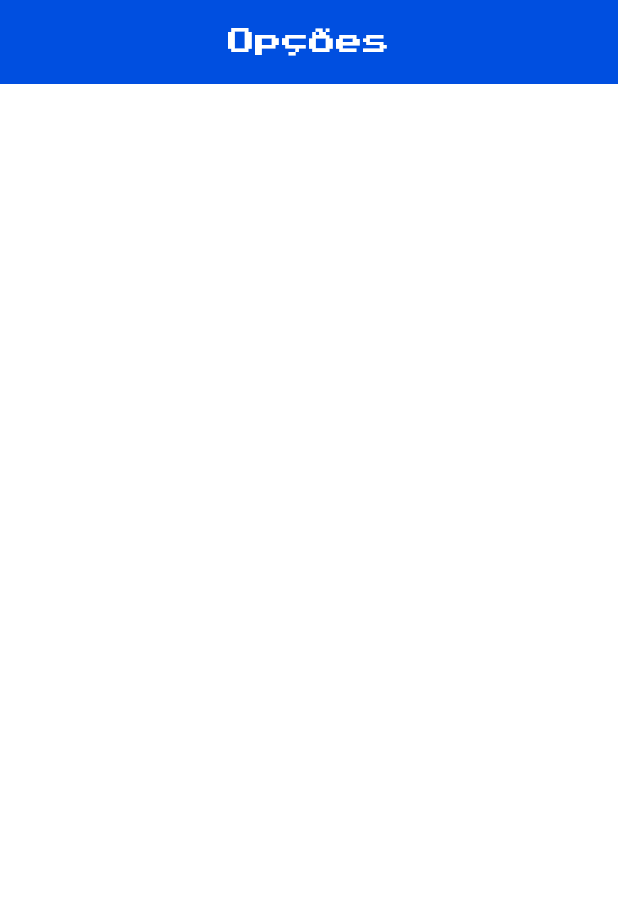
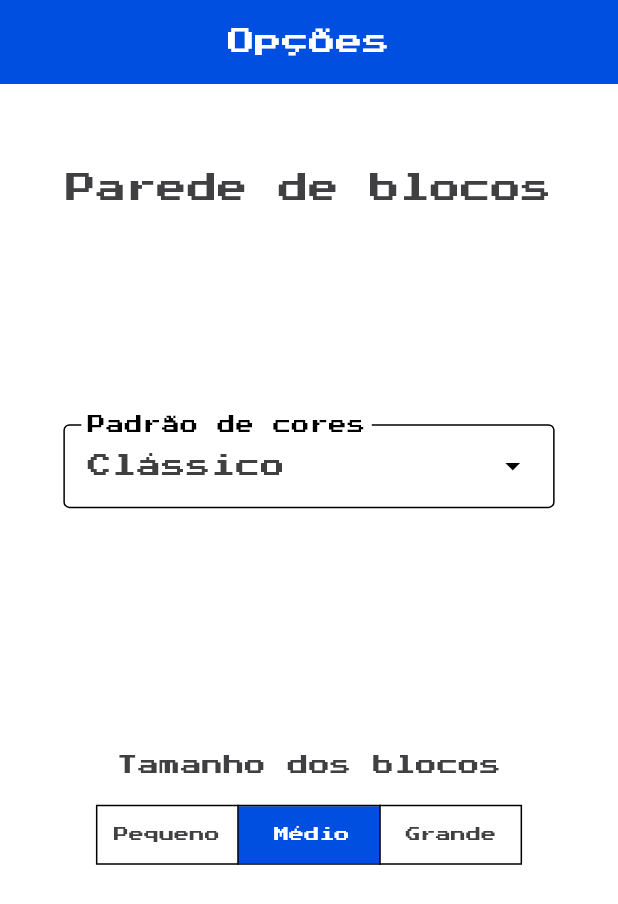
Before and after one commit to HeberFHLemes/projeto-integrador-vi-a, a Flutter app: the OptionsView screen opened by its route, on a phone screen of 412 x 824 dp. Shown: the top 904 px of the screen. Run offline on Flutter 3.47's test engine with Material 3 defaults, Android fonts, the phone set to English and light mode, and no system bars; our stand-ins replace flutter_animate, google_fonts; missing offline and left inert: flame.

Commit message:
feat: adicionando componentes de configuração na tela de Opções

```diff
--- a/lib/src/views/options_view.dart
+++ b/lib/src/views/options_view.dart
@@ -3,6 +3,8 @@ import 'package:flutter/material.dart';
 import '../config/brick_color_pattern.dart';
 import '../config/brick_size.dart';
 import '../config/game_options.dart';
+import '../widgets/brick_size_button.dart';
+import '../widgets/color_pattern_dropdown.dart';
 import '../widgets/custom_app_bar.dart';
 
 /// Tela de configuração da parede de blocos por parte do usuário.
@@ -42,8 +44,63 @@ class _OptionsViewState extends State<OptionsView> {
         child: Padding(
           padding: const EdgeInsetsGeometry.all(20),
           child: Column(
+            spacing: 4,
             children: [
-              // TODO: adicionar os componentes
+              // espaço adicional entre a appbar e o "título"
+              const SizedBox(height: 32),
+
+              // Título/header em destaque "Parede de blocos"
+              Center(
+                child: const Text(
+                  'Parede de blocos',
+                  style: TextStyle(fontSize: 20),
+                )
+              ),
+
+              // Dropdown com as opções de padrão de cores
+              Expanded(
+                child: Center(
+                  child: Padding(
+                    padding: EdgeInsetsGeometry.only(top: 16),
+                    child: ColorPatternDropdown(
+                      selectedColor: _selectedColorPattern,
+                      onChanged: (pattern) {
+                        setState(() {
+                          _selectedColorPattern = pattern;
+                        });
+                      }
+                    ),
+                  ),
+                ),
+              ),
+
+              // Espaço adicional entre os componentes de configuração
+              const SizedBox(height: 20),
+
+              // Botões (SegmentedButton) para escolher os tamanhos dos blocos
+              Expanded(
+                child: Column(
+                  children: [
+                    Padding(
+                      padding: EdgeInsets.all(12),
+                      child: Center(
+                        child: const Text('Tamanho dos blocos'),
+                      ),
+                    ),
+
+                    BrickSizeButton(
+                      selectedSize: _selectedSize,
+                      onChanged: (size) {
+                        setState(() {
+                          _selectedSize = size;
+                        });
+                      },
+                    )
+                  ],
+                ),
+              ),
+
+              // TODO: botão voltar
             ],
           )
         ),
```
